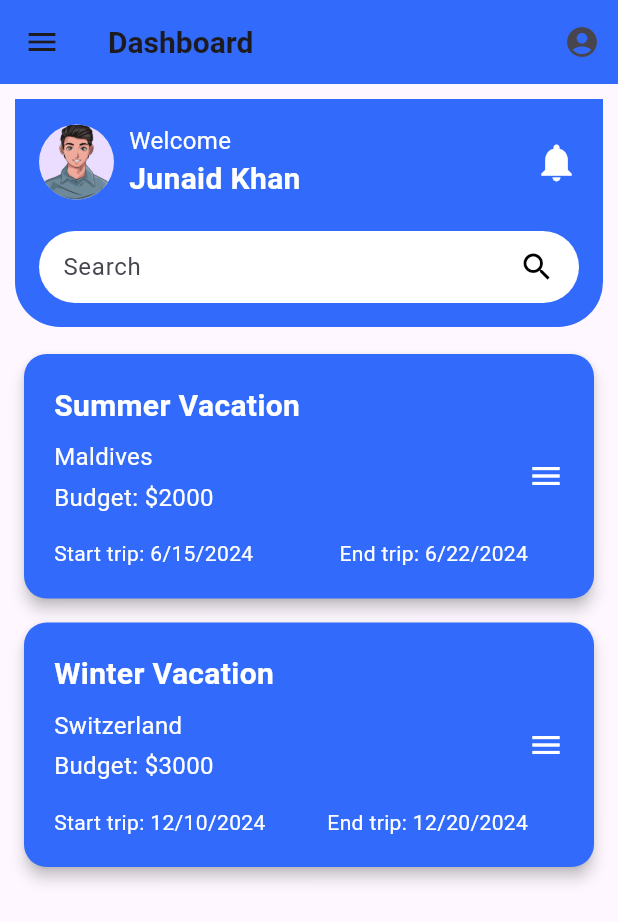
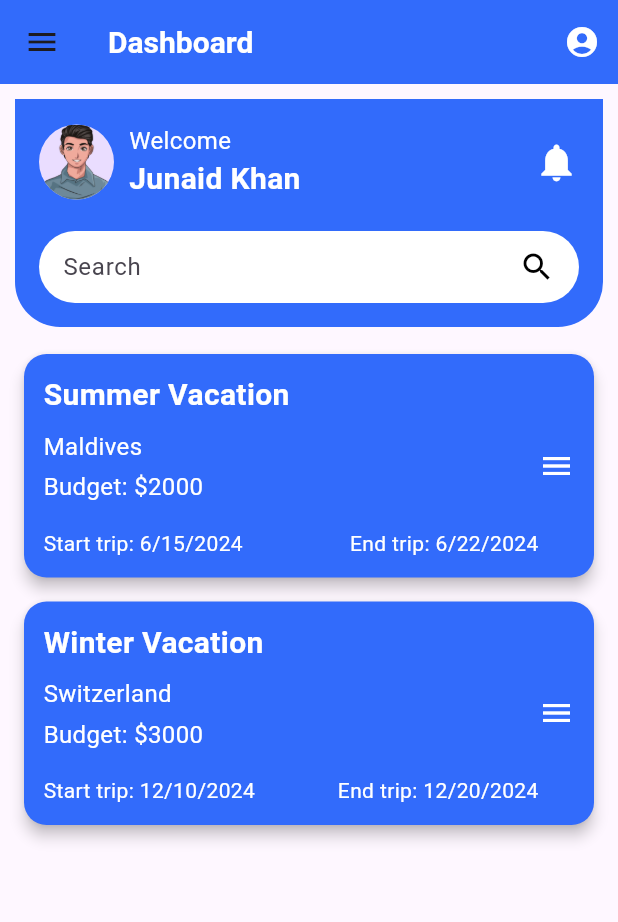
Before and after one commit to muhammadasfeeansari/e_saviour, a Flutter app: the HomePage screen opened by its route, on a phone screen of 412 x 824 dp. Shown: the top 922 px of the screen. Run offline on Flutter 3.47's test engine with Material 3 defaults, Android fonts, the phone set to English and light mode, and no system bars.

Commit message:
change name of file

```diff
--- a/lib/main.dart
+++ b/lib/main.dart
@@ -1,5 +1,5 @@
 import 'package:flutter/material.dart';
-import 'package:sviour_app/pages/home_page.dart';
+import 'package:sviour_app/pages/Dashboard.dart';
 import 'package:sviour_app/pages/login_page.dart';
 import 'package:sviour_app/pages/signup.dart';
 import 'package:sviour_app/utils/routes.dart';
--- a/lib/pages/home_page.dart
+++ b/lib/pages/Dashboard.dart
@@ -8,10 +8,11 @@ class HomePage extends StatelessWidget {
     return Scaffold(
       appBar: AppBar(
         backgroundColor: primary,
-        title: const Text('Dashboard'),
+        title: const Text('Dashboard',style: TextStyle(color: Colors.white),),
         actions: [
           IconButton(
             icon: const Icon(Icons.account_circle),
+            color: Colors.white,
             onPressed: () {
               // Navigate to profile or settings
             },
@@ -19,6 +20,7 @@ class HomePage extends StatelessWidget {
         ],
       ),
       drawer: Drawer(
+
         child: ListView(
           padding: EdgeInsets.zero,
           children: [
@@ -173,7 +175,7 @@ class CardVacation extends StatelessWidget {
       ),
       color: Color(0xFF326BFB),
       child: Container(
-        padding: EdgeInsets.all(20.0),
+        padding: EdgeInsets.all(13.0),
         child: Row(
           children: [
             Expanded(
@@ -206,6 +208,7 @@ class CardVacation extends StatelessWidget {
                   ),
                   SizedBox(height: 16.0),
                   Row(
+
                     mainAxisAlignment: MainAxisAlignment.spaceBetween,
                     children: [
                       Text(
```
